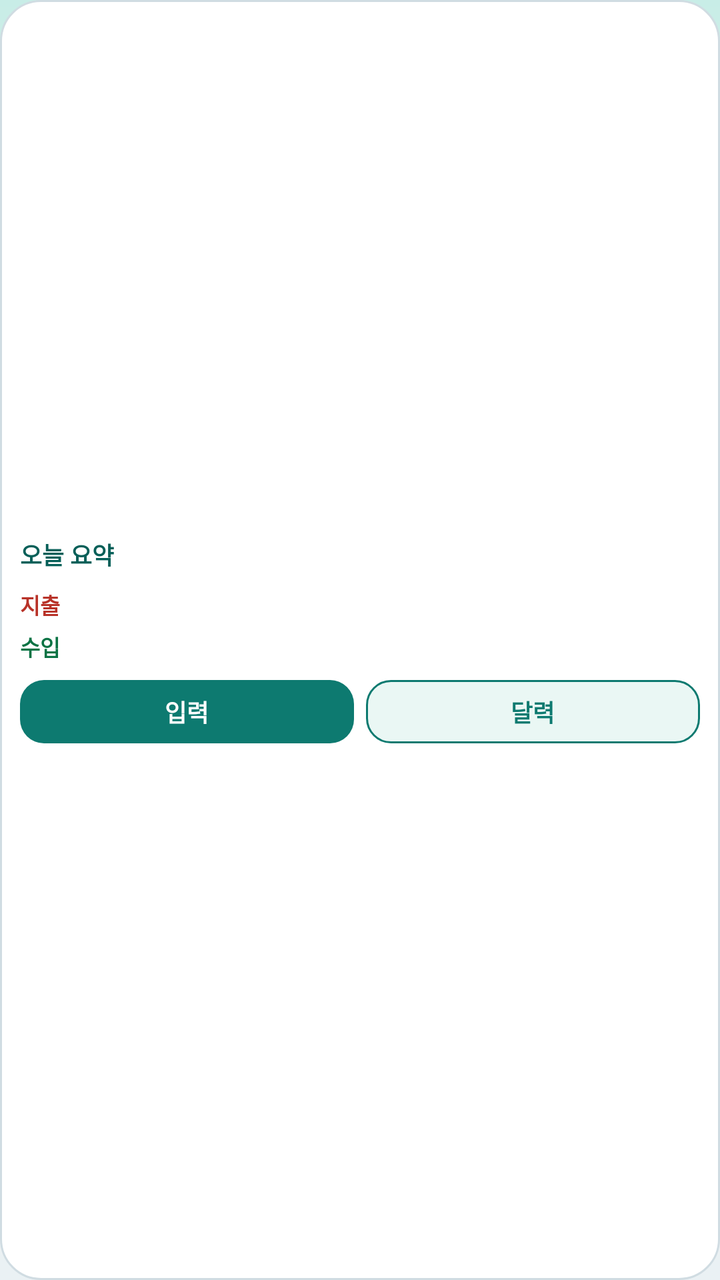
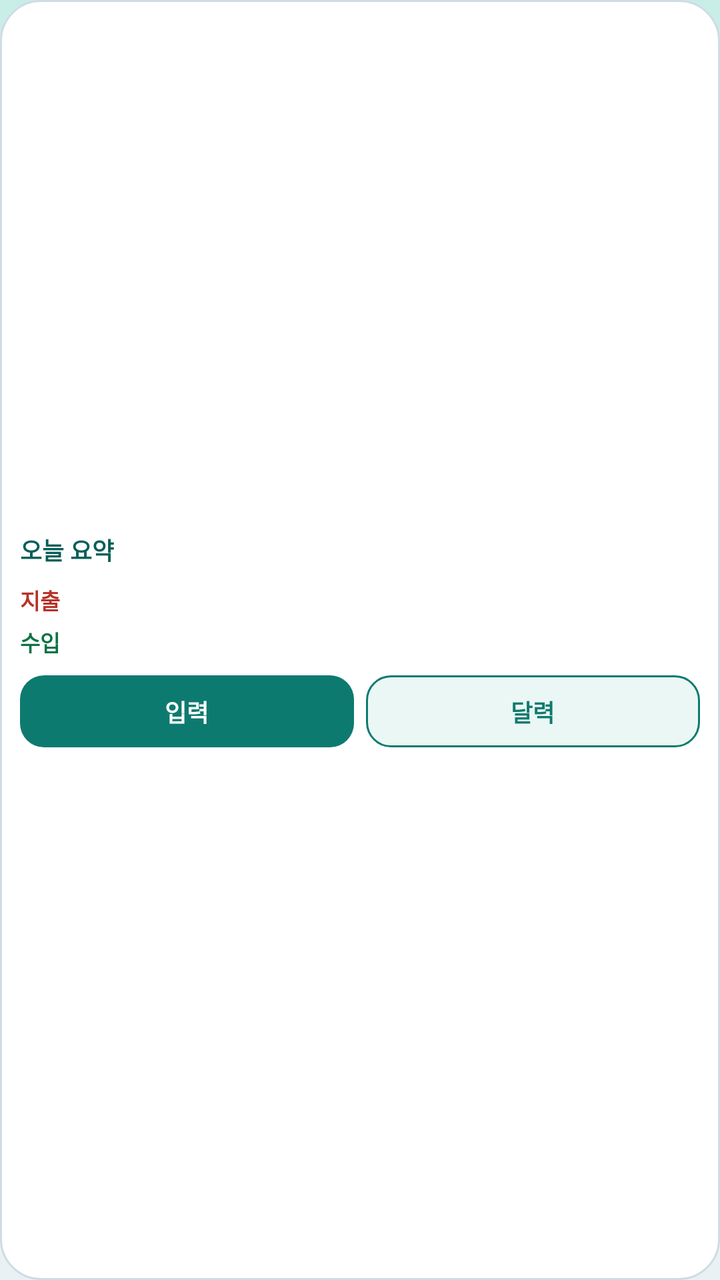

Before-and-after screenshots of an Android layout around one commit, followed by the original layout XML and the change that was made.
<!-- AndroidManifest.xml: application theme Theme.EasyLedger -->
<!-- res/layout/widget_today_compact.xml -->
<?xml version="1.0" encoding="utf-8"?>
<LinearLayout xmlns:android="http://schemas.android.com/apk/res/android"
    android:id="@+id/widget_root"
    android:layout_width="match_parent"
    android:layout_height="match_parent"
    android:background="@drawable/bg_widget"
    android:gravity="center_vertical"
    android:orientation="vertical"
    android:padding="10dp">

    <LinearLayout
        android:layout_width="match_parent"
        android:layout_height="wrap_content"
        android:gravity="center_vertical"
        android:orientation="horizontal">

        <TextView
            android:layout_width="0dp"
            android:layout_height="wrap_content"
            android:layout_weight="1"
            android:ellipsize="end"
            android:maxLines="1"
            android:text="@string/widget_today_summary"
            android:textColor="#065F58"
            android:textSize="12sp"
            android:textStyle="bold" />

        <TextView
            android:id="@+id/widget_count"
            android:layout_width="wrap_content"
            android:layout_height="wrap_content"
            android:textColor="#5A6573"
            android:textSize="11sp" />
    </LinearLayout>

    <LinearLayout
        android:layout_width="match_parent"
        android:layout_height="wrap_content"
        android:layout_marginTop="6dp"
        android:orientation="horizontal">

        <TextView
            android:layout_width="wrap_content"
            android:layout_height="wrap_content"
            android:text="@string/expense"
            android:textColor="#B83228"
            android:textSize="11sp"
            android:textStyle="bold" />

        <TextView
            android:id="@+id/widget_expense"
            android:layout_width="0dp"
            android:layout_height="wrap_content"
            android:layout_marginStart="4dp"
            android:layout_weight="1"
            android:ellipsize="end"
            android:maxLines="1"
            android:textColor="#121A24"
            android:textSize="14sp"
            android:textStyle="bold" />
    </LinearLayout>

    <LinearLayout
        android:layout_width="match_parent"
        android:layout_height="wrap_content"
        android:layout_marginTop="2dp"
        android:orientation="horizontal">

        <TextView
            android:layout_width="wrap_content"
            android:layout_height="wrap_content"
            android:text="@string/income"
            android:textColor="#0B7344"
            android:textSize="11sp"
            android:textStyle="bold" />

        <TextView
            android:id="@+id/widget_income"
            android:layout_width="0dp"
            android:layout_height="wrap_content"
            android:layout_marginStart="4dp"
            android:layout_weight="1"
            android:ellipsize="end"
            android:maxLines="1"
            android:textColor="#121A24"
            android:textSize="14sp"
            android:textStyle="bold" />
    </LinearLayout>

    
    <LinearLayout
        android:id="@+id/widget_list"
        android:layout_width="match_parent"
        android:layout_height="0dp"
        android:orientation="vertical"
        android:visibility="gone" />

    <TextView
        android:id="@+id/widget_empty"
        android:layout_width="0dp"
        android:layout_height="0dp"
        android:visibility="gone" />

    <TextView
        android:id="@+id/widget_more"
        android:layout_width="0dp"
        android:layout_height="0dp"
        android:visibility="gone" />

    <LinearLayout
        android:layout_width="match_parent"
        android:layout_height="wrap_content"
        android:layout_marginTop="8dp"
        android:orientation="horizontal">

        <TextView
            android:id="@+id/widget_add"
            android:layout_width="0dp"
            android:layout_height="wrap_content"
            android:layout_weight="1"
            android:background="@drawable/bg_widget_button"
            android:gravity="center"
            android:paddingTop="7dp"
            android:paddingBottom="7dp"
            android:text="@string/widget_quick_input_short"
            android:textColor="#FFFFFF"
            android:textSize="12sp"
            android:textStyle="bold" />

        <TextView
            android:id="@+id/widget_detail"
            android:layout_width="0dp"
            android:layout_height="wrap_content"
            android:layout_marginStart="6dp"
            android:layout_weight="1"
            android:background="@drawable/bg_widget_button_outline"
            android:gravity="center"
            android:paddingTop="7dp"
            android:paddingBottom="7dp"
            android:text="@string/widget_view_detail_short"
            android:textColor="#0D7A70"
            android:textSize="12sp"
            android:textStyle="bold" />
    </LinearLayout>
</LinearLayout>
<!-- resources referenced by this layout -->
<resources>
  <!-- drawable bg_widget (drawable) -->
  <?xml version="1.0" encoding="utf-8"?>
  <shape xmlns:android="http://schemas.android.com/apk/res/android"
      android:shape="rectangle">
      <corners android:radius="20dp" />
      <solid android:color="#FFFFFF" />
      <stroke
          android:width="1dp"
          android:color="#D0DCE2" />
  </shape>
  <!-- drawable bg_widget_button (drawable) -->
  <?xml version="1.0" encoding="utf-8"?>
  <shape xmlns:android="http://schemas.android.com/apk/res/android"
      android:shape="rectangle">
      <corners android:radius="12dp" />
      <solid android:color="#0D7A70" />
  </shape>
  <!-- drawable bg_widget_button_outline (drawable) -->
  <?xml version="1.0" encoding="utf-8"?>
  <shape xmlns:android="http://schemas.android.com/apk/res/android"
      android:shape="rectangle">
      <corners android:radius="12dp" />
      <solid android:color="#EAF7F4" />
      <stroke
          android:width="1dp"
          android:color="#0D7A70" />
  </shape>
  <string name="expense">지출</string>
  <string name="income">수입</string>
  <string name="widget_quick_input_short">입력</string>
  <string name="widget_today_summary">오늘 요약</string>
  <string name="widget_view_detail_short">달력</string>
  <style name="Theme.EasyLedger" parent="Theme.Material3.DayNight.NoActionBar">
          <item name="colorPrimary">@color/brand</item>
          <item name="colorOnPrimary">@color/on_brand</item>
          <item name="colorSecondary">@color/brand_deep</item>
          <item name="colorSurface">@color/card</item>
          <item name="android:colorBackground">@color/page</item>
          <item name="android:windowBackground">@drawable/bg_page</item>
          <item name="android:statusBarColor">@color/page_top</item>
          <item name="android:navigationBarColor">@color/card</item>
          <item name="android:windowLightStatusBar">true</item>
          <item name="android:windowDrawsSystemBarBackgrounds">true</item>
          <item name="android:textColorPrimary">@color/ink</item>
          <item name="materialButtonOutlinedStyle">@style/Widget.EasyLedger.OutlinedButton</item>
      </style>
  <color name="brand">#0D7A70</color>
  <color name="on_brand">#FFFFFF</color>
  <color name="brand_deep">#065F58</color>
  <color name="card">#FFFFFF</color>
  <color name="page">#EAF1F4</color>
  <!-- drawable bg_page (drawable) -->
  <?xml version="1.0" encoding="utf-8"?>
  <shape xmlns:android="http://schemas.android.com/apk/res/android">
      <gradient
          android:angle="160"
          android:centerColor="@color/page_mid"
          android:endColor="@color/page"
          android:startColor="@color/page_top"
          android:type="linear" />
  </shape>
  <color name="page_top">#C8EDE7</color>
  <color name="ink">#121A24</color>
  <style name="Widget.EasyLedger.OutlinedButton" parent="Widget.Material3.Button.OutlinedButton">
          <item name="strokeColor">@color/line</item>
          <item name="android:textColor">@color/ink</item>
          <item name="cornerRadius">14dp</item>
      </style>
  <color name="page_mid">#F7EFE4</color>
  <color name="line">#D0DCE2</color>
</resources>

<!-- the commit's change to res/layout/widget_today_compact.xml (unified diff, before → after) -->
@@ -15,6 +15,7 @@
         android:orientation="horizontal">
 
         <TextView
+            android:id="@+id/widget_title"
             android:layout_width="0dp"
             android:layout_height="wrap_content"
             android:layout_weight="1"
@@ -116,12 +117,13 @@
         <TextView
             android:id="@+id/widget_add"
             android:layout_width="0dp"
-            android:layout_height="wrap_content"
+            android:layout_height="36dp"
             android:layout_weight="1"
             android:background="@drawable/bg_widget_button"
             android:gravity="center"
-            android:paddingTop="7dp"
-            android:paddingBottom="7dp"
+            android:includeFontPadding="false"
+            android:paddingStart="8dp"
+            android:paddingEnd="8dp"
             android:text="@string/widget_quick_input_short"
             android:textColor="#FFFFFF"
             android:textSize="12sp"
@@ -130,13 +132,14 @@
         <TextView
             android:id="@+id/widget_detail"
             android:layout_width="0dp"
-            android:layout_height="wrap_content"
+            android:layout_height="36dp"
             android:layout_marginStart="6dp"
             android:layout_weight="1"
             android:background="@drawable/bg_widget_button_outline"
             android:gravity="center"
-            android:paddingTop="7dp"
-            android:paddingBottom="7dp"
+            android:includeFontPadding="false"
+            android:paddingStart="8dp"
+            android:paddingEnd="8dp"
             android:text="@string/widget_view_detail_short"
             android:textColor="#0D7A70"
             android:textSize="12sp"
